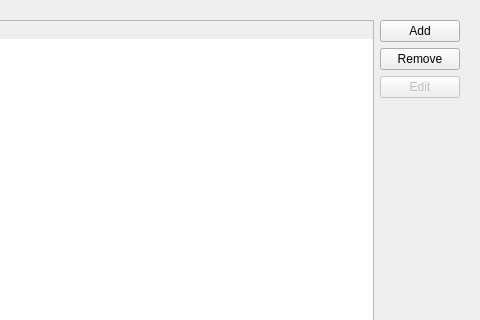
Before: the Qt Designer form fscomm/preferences/prefdialog.ui in karlma/freeswitch-b1.10, drawn with Qt 5; both pictures show x 359 to 839 and y 0 to 320 of the 839 by 613 pixel window.
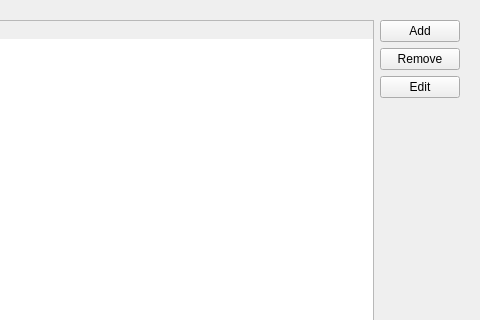
After: the same form once the commit is applied. The open tabs and pages were chosen to show the change. Icons and pictures are not drawn.

```diff
--- a/fscomm/preferences/prefdialog.ui
+++ b/fscomm/preferences/prefdialog.ui
@@ -169,7 +169,7 @@
          <item>
           <widget class="QPushButton" name="sofiaGwEditBtn">
            <property name="enabled">
-            <bool>false</bool>
+            <bool>true</bool>
            </property>
            <property name="text">
             <string>Edit</string>
```
